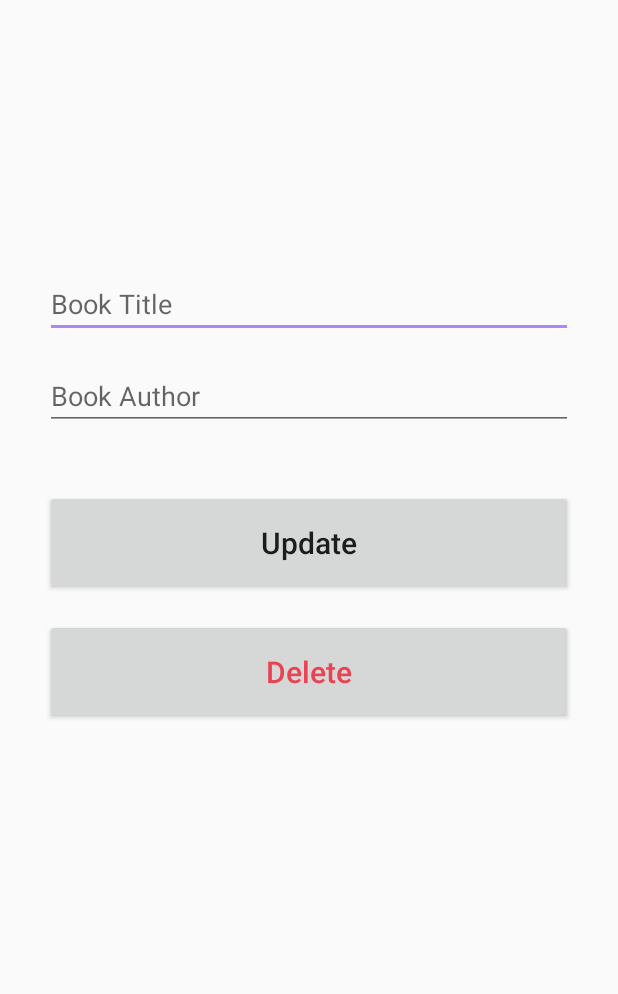
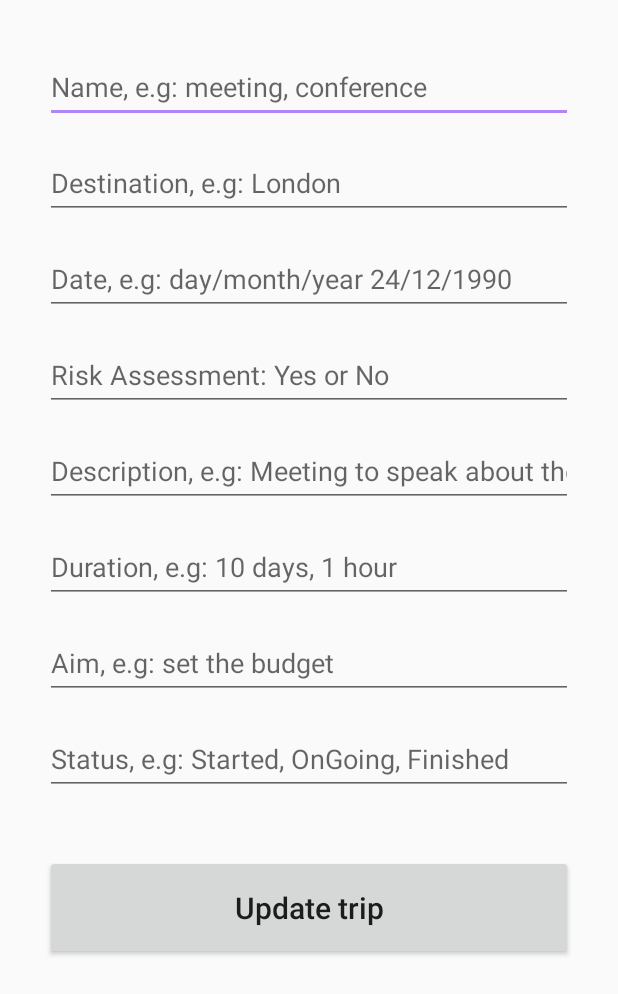
Before and after one commit to JBeni/ExpenseManagementApp, an Android app: the layout activity_update_trip.xml on its own in the app's theme, with its tools: preview values and no code run, on a phone screen of 412 x 824 dp. Shown: the top 994 px of the screen. Run offline under Robolectric (Android 15) with nearby library versions, the phone set to English and light mode, and no system bars.

Commit message:
made changes to update trip xml

```diff
--- a/app/src/main/res/layout/activity_update_trip.xml
+++ b/app/src/main/res/layout/activity_update_trip.xml
@@ -4,56 +4,140 @@
     xmlns:tools="http://schemas.android.com/tools"
     android:layout_width="match_parent"
     android:layout_height="match_parent"
-    tools:context=".AddTripActivity"
+    tools:context=".UpdateTripActivity"
     android:padding="30dp">
 
     <EditText
-        android:id="@+id/title_input2"
+        android:id="@+id/update_name_trip_column"
         android:layout_width="match_parent"
         android:layout_height="wrap_content"
-        android:layout_marginTop="150dp"
+        android:layout_marginTop="4dp"
         android:ems="10"
-        android:hint="Book Title"
+        android:hint="@string/name_trip_hint"
+        android:minHeight="48dp"
+        android:textColor="#546E7A"
         android:inputType="textPersonName"
+        android:autofillHints="@string/name_trip_value_hint"
         app:layout_constraintEnd_toEndOf="parent"
         app:layout_constraintStart_toStartOf="parent"
         app:layout_constraintTop_toTopOf="parent" />
 
     <EditText
-        android:id="@+id/author_input2"
+        android:id="@+id/update_destination_trip_column"
+        android:layout_width="match_parent"
+        android:layout_height="wrap_content"
+        android:layout_marginTop="16dp"
+        android:autofillHints="@string/name_trip_value_hint"
+        android:ems="10"
+        android:hint="@string/destination_trip_hint"
+        android:inputType="textPersonName"
+        android:minHeight="48dp"
+        android:textColor="#546BBA"
+        app:layout_constraintEnd_toEndOf="parent"
+        app:layout_constraintStart_toStartOf="parent"
+        app:layout_constraintTop_toBottomOf="@+id/update_name_trip_column" />
+
+    <EditText
+        android:id="@+id/update_date_trip_column"
         android:layout_width="match_parent"
         android:layout_height="wrap_content"
         android:layout_marginTop="16dp"
         android:ems="10"
-        android:hint="Book Author"
-        android:inputType="textPersonName"
+        android:hint="@string/date_trip_hint"
+        android:minHeight="48dp"
+        android:textColor="#546E7A"
+        android:inputType="date"
+        android:autofillHints="@string/name_trip_value_hint"
         app:layout_constraintEnd_toEndOf="parent"
         app:layout_constraintStart_toStartOf="parent"
-        app:layout_constraintTop_toBottomOf="@+id/title_input2" />
+        app:layout_constraintTop_toBottomOf="@+id/update_destination_trip_column" />
+
+    <EditText
+        android:id="@+id/update_risk_assessment_trip_column"
+        android:layout_width="match_parent"
+        android:layout_height="wrap_content"
+        android:layout_marginTop="16dp"
+        android:ems="10"
+        android:hint="@string/risk_assessment_trip_hint"
+        android:minHeight="48dp"
+        android:textColor="#546E7A"
+        android:inputType="textPersonName"
+        android:autofillHints="@string/name_trip_value_hint"
+        app:layout_constraintEnd_toEndOf="parent"
+        app:layout_constraintStart_toStartOf="parent"
+        app:layout_constraintTop_toBottomOf="@+id/update_date_trip_column"
+        tools:ignore="TextContrastCheck" />
+
+    <EditText
+        android:id="@+id/update_description_trip_column"
+        android:layout_width="match_parent"
+        android:layout_height="wrap_content"
+        android:layout_marginTop="16dp"
+        android:ems="10"
+        android:hint="@string/description_trip_hint"
+        android:minHeight="48dp"
+        android:textColor="#546E7A"
+        android:inputType="textPersonName"
+        android:autofillHints="@string/name_trip_value_hint"
+        app:layout_constraintEnd_toEndOf="parent"
+        app:layout_constraintStart_toStartOf="parent"
+        app:layout_constraintTop_toBottomOf="@+id/update_risk_assessment_trip_column" />
+
+    <EditText
+        android:id="@+id/update_duration_trip_column"
+        android:layout_width="match_parent"
+        android:layout_height="wrap_content"
+        android:layout_marginTop="16dp"
+        android:ems="10"
+        android:hint="@string/duration_trip_hint"
+        android:minHeight="48dp"
+        android:textColor="#546E7A"
+        android:inputType="textPersonName"
+        android:autofillHints="@string/name_trip_value_hint"
+        app:layout_constraintEnd_toEndOf="parent"
+        app:layout_constraintStart_toStartOf="parent"
+        app:layout_constraintTop_toBottomOf="@+id/update_description_trip_column" />
+
+    <EditText
+        android:id="@+id/update_aim_trip_column"
+        android:layout_width="match_parent"
+        android:layout_height="wrap_content"
+        android:layout_marginTop="16dp"
+        android:ems="10"
+        android:hint="@string/aim_trip_hint"
+        android:minHeight="48dp"
+        android:textColor="#546E7A"
+        android:inputType="textPersonName"
+        android:autofillHints="@string/name_trip_value_hint"
+        app:layout_constraintEnd_toEndOf="parent"
+        app:layout_constraintStart_toStartOf="parent"
+        app:layout_constraintTop_toBottomOf="@+id/update_duration_trip_column" />
+
+    <EditText
+        android:id="@+id/update_status_trip_column"
+        android:layout_width="match_parent"
+        android:layout_height="wrap_content"
+        android:layout_marginTop="16dp"
+        android:ems="10"
+        android:minHeight="48dp"
+        android:textColor="#546E7A"
+        android:hint="@string/status_trip_hint"
+        android:inputType="textPersonName"
+        android:autofillHints="@string/name_trip_value_hint"
+        app:layout_constraintEnd_toEndOf="parent"
+        app:layout_constraintStart_toStartOf="parent"
+        app:layout_constraintTop_toBottomOf="@+id/update_aim_trip_column" />
 
     <Button
-        android:id="@+id/update_button"
+        android:id="@+id/update_save_trip_db_button"
         android:layout_width="match_parent"
         android:layout_height="70dp"
         android:layout_marginTop="40dp"
-        android:text="Update"
+        android:text="@string/update_save_trip_db_button_text"
         android:textSize="20sp"
         android:textAllCaps="false"
         app:layout_constraintEnd_toEndOf="parent"
         app:layout_constraintStart_toStartOf="parent"
-        app:layout_constraintTop_toBottomOf="@+id/author_input2" />
-
-    <Button
-        android:id="@+id/delete_button"
-        android:layout_width="match_parent"
-        android:layout_height="70dp"
-        android:layout_marginTop="16dp"
-        android:text="Delete"
-        android:textAllCaps="false"
-        android:textColor="@color/red"
-        android:textSize="20sp"
-        app:layout_constraintEnd_toEndOf="parent"
-        app:layout_constraintStart_toStartOf="parent"
-        app:layout_constraintTop_toBottomOf="@+id/update_button" />
+        app:layout_constraintTop_toBottomOf="@+id/update_status_trip_column" />
 
 </androidx.constraintlayout.widget.ConstraintLayout>
```
